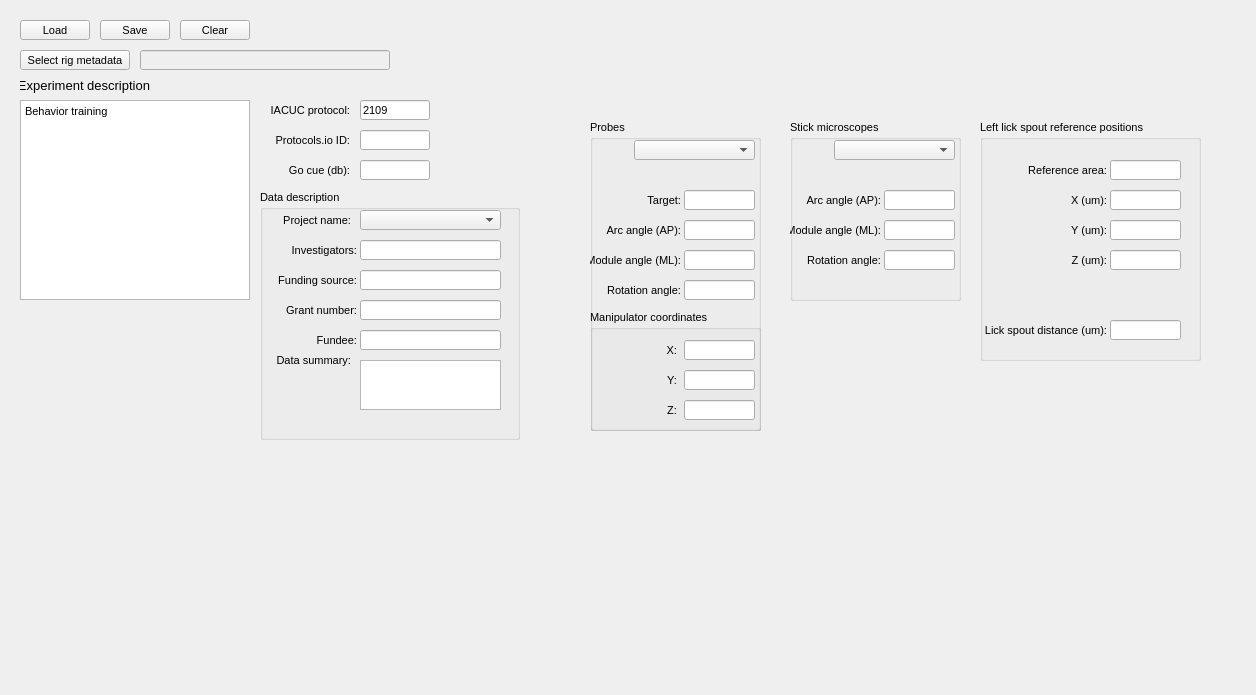
Qt form src/foraging_gui/MetaData.ui (AllenNeuralDynamics/dynamic-foraging-task) before a commit.
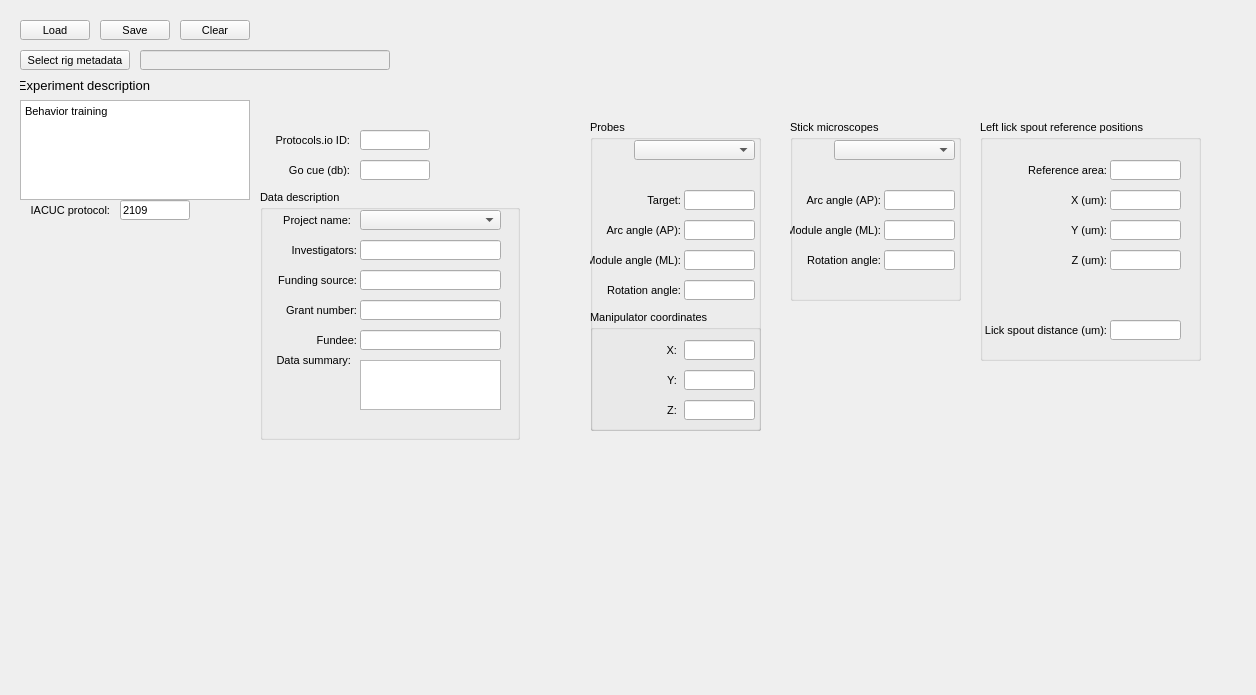
The same form after that commit.

The edit to the form file:
```diff
--- a/src/foraging_gui/MetaData.ui
+++ b/src/foraging_gui/MetaData.ui
@@ -39,7 +39,7 @@
      <x>20</x>
      <y>100</y>
      <width>230</width>
-     <height>200</height>
+     <height>100</height>
     </rect>
    </property>
    <property name="sizePolicy">
@@ -143,8 +143,8 @@
   <widget class="QLabel" name="label_72">
    <property name="geometry">
     <rect>
-     <x>260</x>
-     <y>100</y>
+     <x>20</x>
+     <y>200</y>
      <width>90</width>
      <height>20</height>
     </rect>
@@ -168,8 +168,8 @@
   <widget class="QLineEdit" name="IACUCProtocol">
    <property name="geometry">
     <rect>
-     <x>360</x>
-     <y>100</y>
+     <x>120</x>
+     <y>200</y>
      <width>70</width>
      <height>20</height>
     </rect>
```
